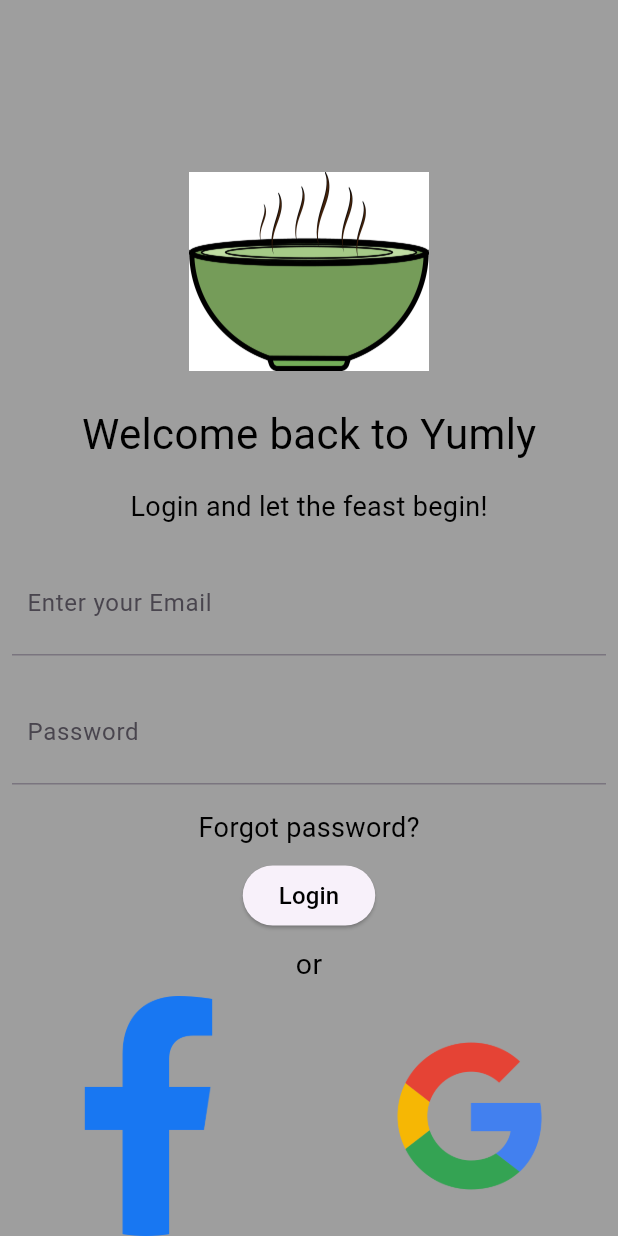
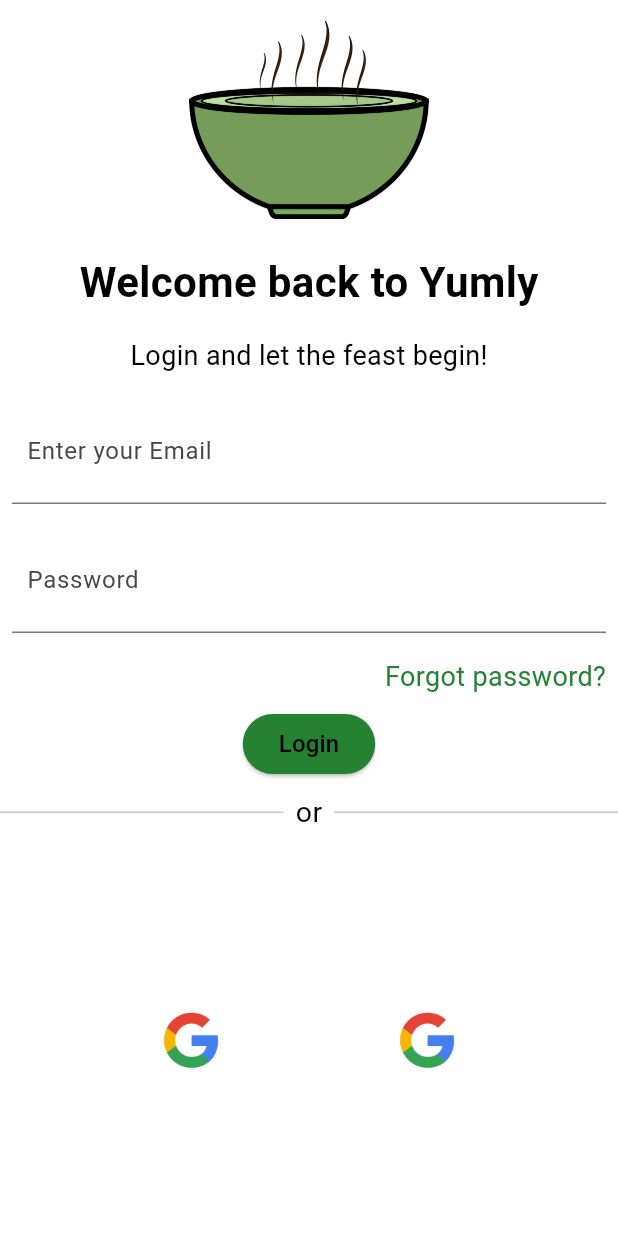
Before and after one commit to silakironji/yumly, a Flutter app: the screen it shows after launch, on a phone screen of 412 x 824 dp. Run offline on Flutter 3.47's test engine with Material 3 defaults, Android fonts, the light colour scheme and no system bars.

Commit message:
created welcome page and updated icon buttons on login page

```diff
--- a/lib/yumly_login.dart
+++ b/lib/yumly_login.dart
@@ -14,9 +14,10 @@ class _MyHomePageState extends State<MyHomePage> {
   Widget build(BuildContext context) {
     return Scaffold(
       body: Container(
-          color: Colors.grey,
+          color: Color.fromARGB(255, 255, 255, 255),
           child: SafeArea(
-              child: Column(mainAxisAlignment: MainAxisAlignment.end, children: [
+              child:
+                  Column(mainAxisAlignment: MainAxisAlignment.end, children: [
             (Image.asset(
               'assets/images/yumly.jpg',
               fit: BoxFit.contain,
@@ -24,70 +25,87 @@ class _MyHomePageState extends State<MyHomePage> {
               height: 160,
             )),
             const Padding(
-              padding: const EdgeInsets.all(8.0),
+              padding:EdgeInsets.all(8.0),
               child: Text(
                 "Welcome back to Yumly",
-                style: TextStyle(fontSize: 28, color: Colors.black),
+                style: TextStyle(
+                    fontSize: 28,
+                    color: Colors.black,
+                    fontWeight: FontWeight.bold),
               ),
             ),
             const Padding(
-              padding: const EdgeInsets.all(8.0),
+              padding: EdgeInsets.all(8.0),
               child: Text(
                 "Login and let the feast begin!",
                 style: TextStyle(fontSize: 18, color: Colors.black),
               ),
             ),
-
             Padding(
               padding: const EdgeInsets.all(8.0),
               child: TextFormField(
                   obscureText: true,
-                  decoration: InputDecoration(
+                  decoration: const InputDecoration(
                       labelText: 'Enter your Email',
                       contentPadding: EdgeInsets.symmetric(
                         vertical: 15,
                         horizontal: 10,
-                  ))),
+                      )
+                      )
                       ),
-
+                      ),
             Padding(
               padding: const EdgeInsets.all(8.0),
               child: TextFormField(
                   obscureText: true,
-                  decoration: InputDecoration(
+                  decoration: const InputDecoration(
                       labelText: 'Password',
                       contentPadding: EdgeInsets.symmetric(
                         vertical: 15,
                         horizontal: 10,
                       ))),
             ),
-
             const Padding(
-              padding: const EdgeInsets.all(8.0),
-              child: Text(
+              padding: EdgeInsets.all(8.0),
+              child: Row(
+                children: [
+                  Spacer(),
+                  Text(
                     "Forgot password?",
-                style: TextStyle(fontSize: 18, color: Colors.black),
+                    style: TextStyle(fontSize: 18, color: Color.fromRGBO(36, 130, 50, 1)),
+                  ),
+                ],
               ),
             ),
             ElevatedButton(
+                style: ElevatedButton.styleFrom(
+                  backgroundColor: const Color.fromRGBO(36, 130, 50, 1),
+                ),
                 onPressed: () {},
-                   child:Container(
-
-                    style:ButtonStyleButton(backgroundColor: MaterialStateProperty.all<Color>(Colors.blue)),
                 child: const Text(
                   "Login",
                   style: TextStyle(fontSize: 16, color: Colors.black),
-
+                )),
+            const Row(
+              children: [
+                Expanded(
+                  child: Divider(),
     ),
-                   ) ),
-            const Padding(
-              padding: const EdgeInsets.all(8.0),
+                Padding(
+                  padding:EdgeInsets.all(8.0),
                   child: Text(
                     "or",
                     style: TextStyle(fontSize: 19, color: Colors.black),
                     ),
                     ),
-           Row(
+                Expanded(
+                  child: Divider(),
+                  ),
+                  ],
+                  ),
+
+            Expanded(
+              child: Row(
                 mainAxisAlignment: MainAxisAlignment.spaceEvenly,
                 children: [
                   // Facebook login option
@@ -95,28 +113,29 @@ class _MyHomePageState extends State<MyHomePage> {
                     onTap: () {
                       // Handle Facebook login
                     },
+                    child: Expanded(
                       child: Image.asset(
-                      'assets/images/facebook.png', // Replace with the actual path to your Facebook logo
-                      width: 160,
-                      height: 160,
+                        'assets/images/g.png',
+                        width: 60, // Replace with the actual path to your Facebook logo
                       ),
                     ),
-                  SizedBox(width: 16), // Adjust the spacing between the logos
-                  // Google login option
+                  ),
+                  // SizedBox(width: 16), // Adjust the spacing between the logos
+
                   InkWell(
                     onTap: () {
                       // Handle Google login
                     },
+                    child: Expanded(
                       child: Image.asset(
-                      'assets/images/google.png', // Replace with the actual path to your Google logo
-                      width: 160,
-                      height: 160,
+                        'assets/images/g.png',
+                        width: 60,
+                      ),
                     ),
                   ),
                 ],
               ),
-
-
+            ),
             ]
             )
             )
--- a/pubspec.yaml
+++ b/pubspec.yaml
@@ -61,8 +61,11 @@ flutter:
   # To add assets to your application, add an assets section, like this:
   assets:
      - assets/images/yumly.jpg
+     - assets/images/g.png
      - assets/images/google.png
-     - assets/images/facebook.png
+     - assets/images/f.png
+
+
   #   - images/a_dot_ham.jpeg
 
   # An image asset can refer to one or more resolution-specific "variants", see
```
Also changed, not shown: lib/welcome_home.dart (added, +47 -0 lines), assets/images/f.png (renamed from assets/images/facebook.png), assets/images/g.png (added), lib/yumly_app.dart (line endings or trailing spaces). Lines whose indentation alone changed are shown as unchanged.
